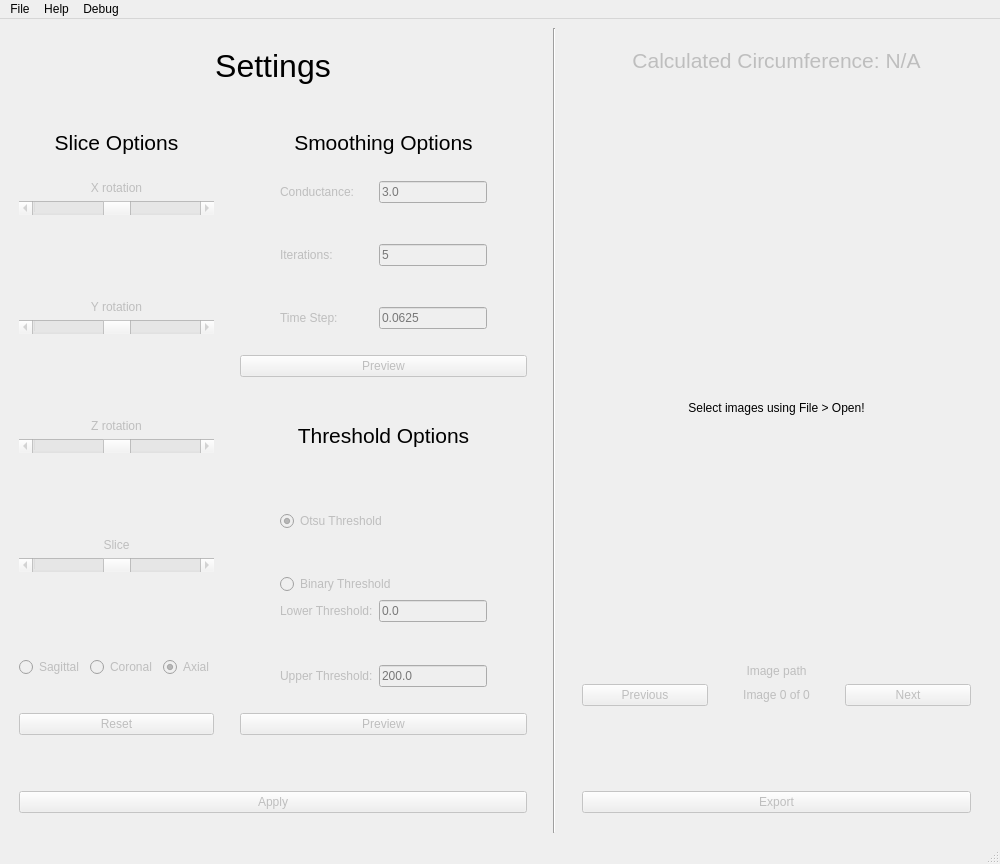
The window that src/GUI/mainwindow.ui (NIRALUser/NeuroRuler) describes before a commit, drawn with Qt 5.
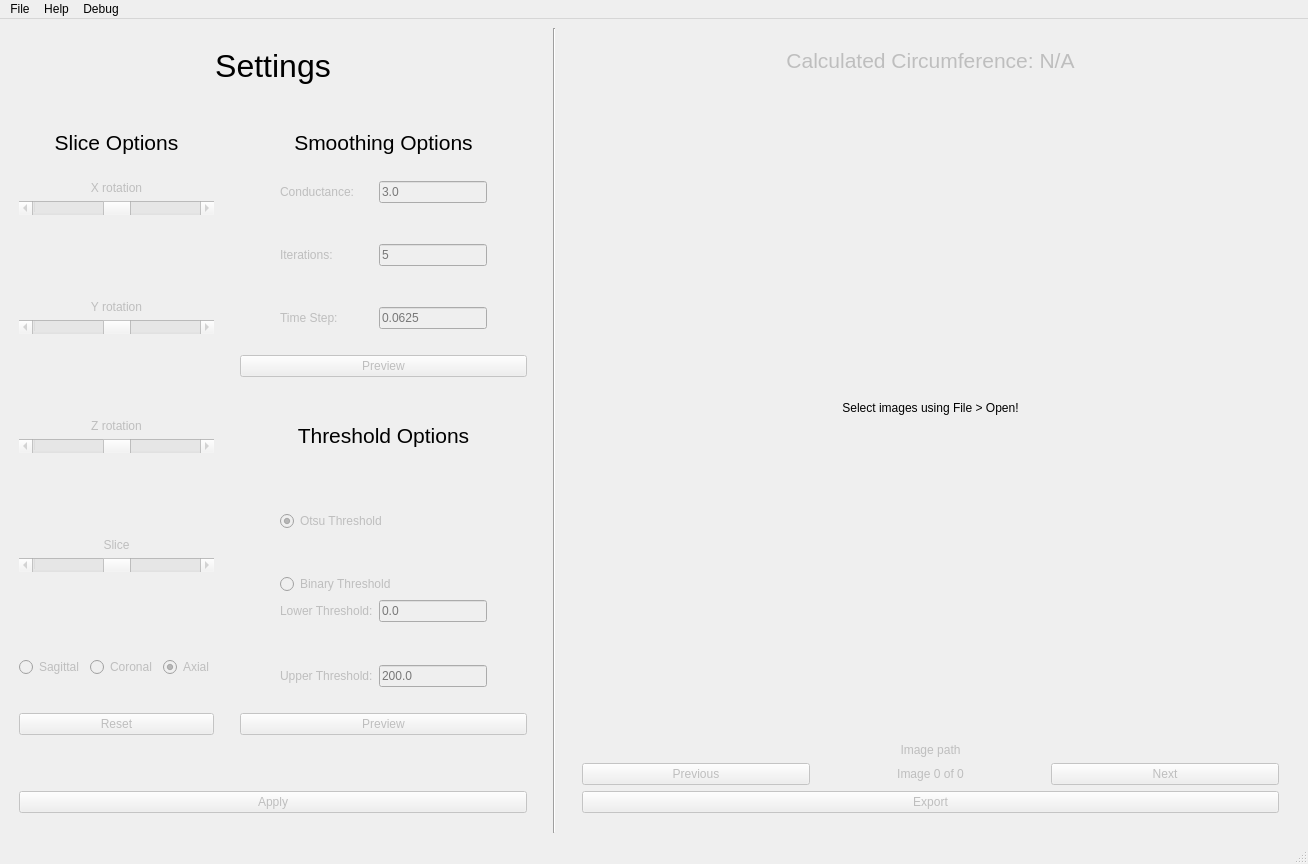
The same window after the commit.

What changed in the file:
```diff
--- a/src/GUI/mainwindow.ui
+++ b/src/GUI/mainwindow.ui
@@ -6,7 +6,7 @@
    <rect>
     <x>0</x>
     <y>0</y>
-    <width>1000</width>
+    <width>1308</width>
     <height>864</height>
    </rect>
   </property>
@@ -957,28 +957,21 @@
         </property>
        </widget>
       </item>
-      <item>
-       <spacer name="verticalSpacer_17">
-        <property name="orientation">
-         <enum>Qt::Vertical</enum>
-        </property>
-        <property name="sizeHint" stdset="0">
-         <size>
-          <width>20</width>
-          <height>40</height>
-         </size>
-        </property>
-       </spacer>
-      </item>
       <item>
        <widget class="QLabel" name="image">
         <property name="enabled">
          <bool>true</bool>
         </property>
+        <property name="sizePolicy">
+         <sizepolicy hsizetype="Expanding" vsizetype="Expanding">
+          <horstretch>0</horstretch>
+          <verstretch>0</verstretch>
+         </sizepolicy>
+        </property>
         <property name="minimumSize">
          <size>
           <width>0</width>
-          <height>500</height>
+          <height>0</height>
          </size>
         </property>
         <property name="sizeIncrement">
@@ -1069,19 +1062,6 @@
         </item>
        </layout>
       </item>
-      <item>
-       <spacer name="verticalSpacer_16">
-        <property name="orientation">
-         <enum>Qt::Vertical</enum>
-        </property>
-        <property name="sizeHint" stdset="0">
-         <size>
-          <width>20</width>
-          <height>40</height>
-         </size>
-        </property>
-       </spacer>
-      </item>
       <item>
        <widget class="QPushButton" name="export_button">
         <property name="enabled">
@@ -1101,7 +1081,7 @@
     <rect>
      <x>0</x>
      <y>0</y>
-     <width>1000</width>
+     <width>1308</width>
      <height>24</height>
     </rect>
    </property>
```
Left out of the diff: 4 changed lines with no effect on the pictures.
